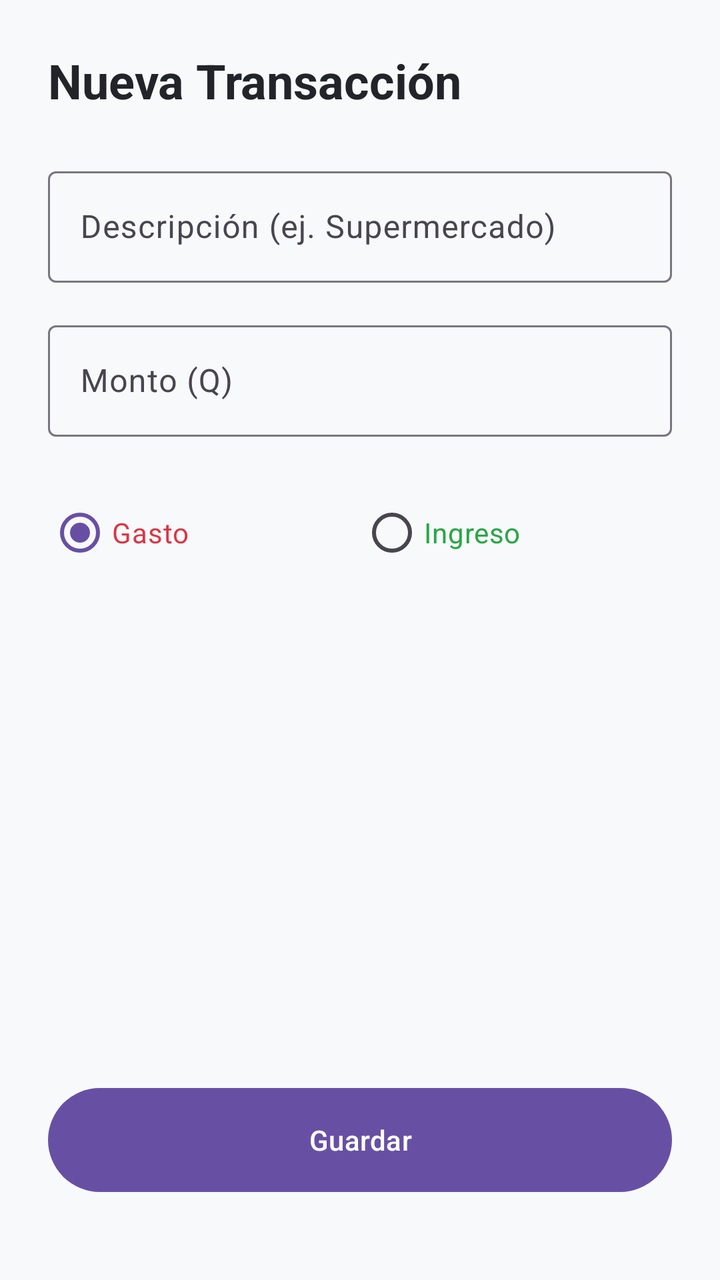
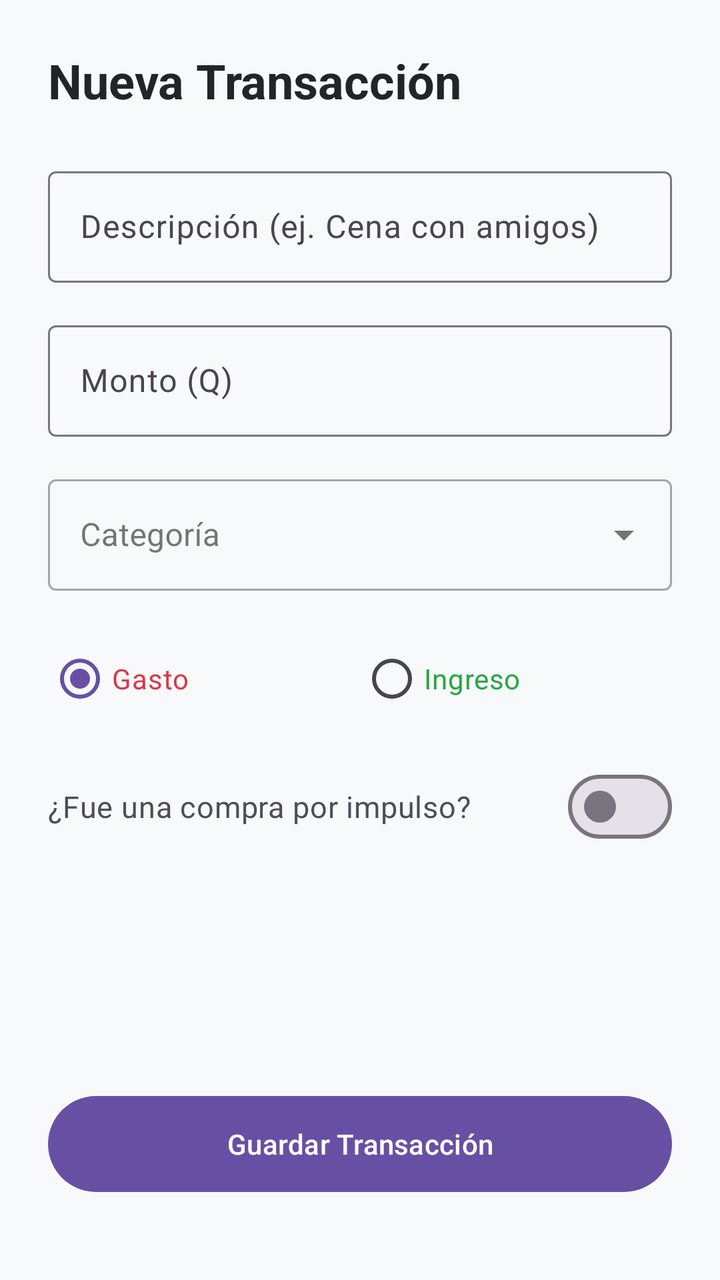

An Android layout rendered at two revisions. The XML below is the earlier revision; the diff shows what the commit changed to produce the second picture.
<!-- AndroidManifest.xml: application theme Theme.AppControlGastos -->
<!-- res/layout/activity_add_transaction.xml -->
<?xml version="1.0" encoding="utf-8"?>
<androidx.constraintlayout.widget.ConstraintLayout
    xmlns:android="http://schemas.android.com/apk/res/android"
    xmlns:app="http://schemas.android.com/apk/res-auto"
    android:layout_width="match_parent"
    android:layout_height="match_parent"
    android:background="#F8F9FA"
    android:padding="24dp">

    <TextView
        android:id="@+id/tvTitle"
        android:layout_width="wrap_content"
        android:layout_height="wrap_content"
        android:text="Nueva Transacción"
        android:textColor="#212529"
        android:textSize="24sp"
        android:textStyle="bold"
        app:layout_constraintStart_toStartOf="parent"
        app:layout_constraintTop_toTopOf="parent" />

    <com.google.android.material.textfield.TextInputLayout
        android:id="@+id/inputLayoutDescription"
        android:layout_width="match_parent"
        android:layout_height="wrap_content"
        android:layout_marginTop="24dp"
        android:hint="Descripción (ej. Supermercado)"
        app:layout_constraintTop_toBottomOf="@id/tvTitle">

        <com.google.android.material.textfield.TextInputEditText
            android:id="@+id/etDescription"
            android:layout_width="match_parent"
            android:layout_height="wrap_content"
            android:inputType="textCapSentences" />
    </com.google.android.material.textfield.TextInputLayout>

    <com.google.android.material.textfield.TextInputLayout
        android:id="@+id/inputLayoutAmount"
        android:layout_width="match_parent"
        android:layout_height="wrap_content"
        android:layout_marginTop="16dp"
        android:hint="Monto (Q)"
        app:layout_constraintTop_toBottomOf="@id/inputLayoutDescription">

        <com.google.android.material.textfield.TextInputEditText
            android:id="@+id/etAmount"
            android:layout_width="match_parent"
            android:layout_height="wrap_content"
            android:inputType="numberDecimal" />
    </com.google.android.material.textfield.TextInputLayout>

    <RadioGroup
        android:id="@+id/rgTransactionType"
        android:layout_width="match_parent"
        android:layout_height="wrap_content"
        android:layout_marginTop="24dp"
        android:orientation="horizontal"
        app:layout_constraintTop_toBottomOf="@id/inputLayoutAmount">

        <RadioButton
            android:id="@+id/rbExpense"
            android:layout_width="0dp"
            android:layout_height="wrap_content"
            android:layout_weight="1"
            android:checked="true"
            android:text="Gasto"
            android:textColor="#dc3545" />

        <RadioButton
            android:id="@+id/rbIncome"
            android:layout_width="0dp"
            android:layout_height="wrap_content"
            android:layout_weight="1"
            android:text="Ingreso"
            android:textColor="#28a745" />
    </RadioGroup>

    <Button
        android:id="@+id/btnSave"
        android:layout_width="match_parent"
        android:layout_height="60dp"
        android:layout_marginBottom="16dp"
        android:text="Guardar"
        app:layout_constraintBottom_toBottomOf="parent" />

</androidx.constraintlayout.widget.ConstraintLayout>
<!-- resources referenced by this layout -->
<resources>
  <style name="Theme.AppControlGastos" parent="Base.Theme.AppControlGastos" />
  <style name="Base.Theme.AppControlGastos" parent="Theme.Material3.DayNight.NoActionBar">
          
          
      </style>
</resources>

<!-- the commit's change to res/layout/activity_add_transaction.xml (unified diff, before → after) -->
@@ -23,7 +23,7 @@
         android:layout_width="match_parent"
         android:layout_height="wrap_content"
         android:layout_marginTop="24dp"
-        android:hint="Descripción (ej. Supermercado)"
+        android:hint="Descripción (ej. Cena con amigos)"
         app:layout_constraintTop_toBottomOf="@id/tvTitle">
 
         <com.google.android.material.textfield.TextInputEditText
@@ -48,13 +48,31 @@
             android:inputType="numberDecimal" />
     </com.google.android.material.textfield.TextInputLayout>
 
+    
+    <com.google.android.material.textfield.TextInputLayout
+        android:id="@+id/inputLayoutCategory"
+        style="@style/Widget.MaterialComponents.TextInputLayout.OutlinedBox.ExposedDropdownMenu"
+        android:layout_width="match_parent"
+        android:layout_height="wrap_content"
+        android:layout_marginTop="16dp"
+        android:hint="Categoría"
+        app:layout_constraintTop_toBottomOf="@id/inputLayoutAmount">
+
+        <AutoCompleteTextView
+            android:id="@+id/actvCategory"
+            android:layout_width="match_parent"
+            android:layout_height="wrap_content"
+            android:inputType="none" />
+    </com.google.android.material.textfield.TextInputLayout>
+
+    
     <RadioGroup
         android:id="@+id/rgTransactionType"
         android:layout_width="match_parent"
         android:layout_height="wrap_content"
-        android:layout_marginTop="24dp"
+        android:layout_marginTop="20dp"
         android:orientation="horizontal"
-        app:layout_constraintTop_toBottomOf="@id/inputLayoutAmount">
+        app:layout_constraintTop_toBottomOf="@id/inputLayoutCategory">
 
         <RadioButton
             android:id="@+id/rbExpense"
@@ -63,7 +81,7 @@
             android:layout_weight="1"
             android:checked="true"
             android:text="Gasto"
-            android:textColor="#dc3545" />
+            android:textColor="#DC3545" />
 
         <RadioButton
             android:id="@+id/rbIncome"
@@ -71,15 +89,26 @@
             android:layout_height="wrap_content"
             android:layout_weight="1"
             android:text="Ingreso"
-            android:textColor="#28a745" />
+            android:textColor="#28A745" />
     </RadioGroup>
+
+    
+    <com.google.android.material.materialswitch.MaterialSwitch
+        android:id="@+id/switchImpulse"
+        android:layout_width="match_parent"
+        android:layout_height="wrap_content"
+        android:layout_marginTop="16dp"
+        android:text="¿Fue una compra por impulso?"
+        android:textColor="#495057"
+        android:textSize="15sp"
+        app:layout_constraintTop_toBottomOf="@id/rgTransactionType" />
 
     <Button
         android:id="@+id/btnSave"
         android:layout_width="match_parent"
-        android:layout_height="60dp"
+        android:layout_height="56dp"
         android:layout_marginBottom="16dp"
-        android:text="Guardar"
+        android:text="Guardar Transacción"
         app:layout_constraintBottom_toBottomOf="parent" />
 
 </androidx.constraintlayout.widget.ConstraintLayout>
